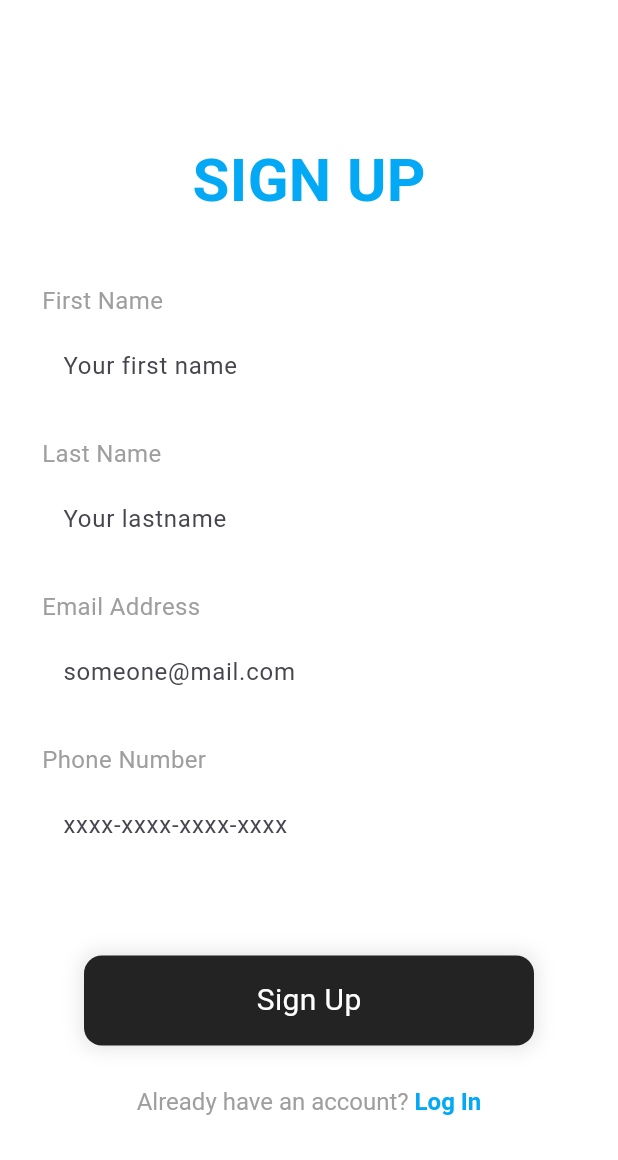
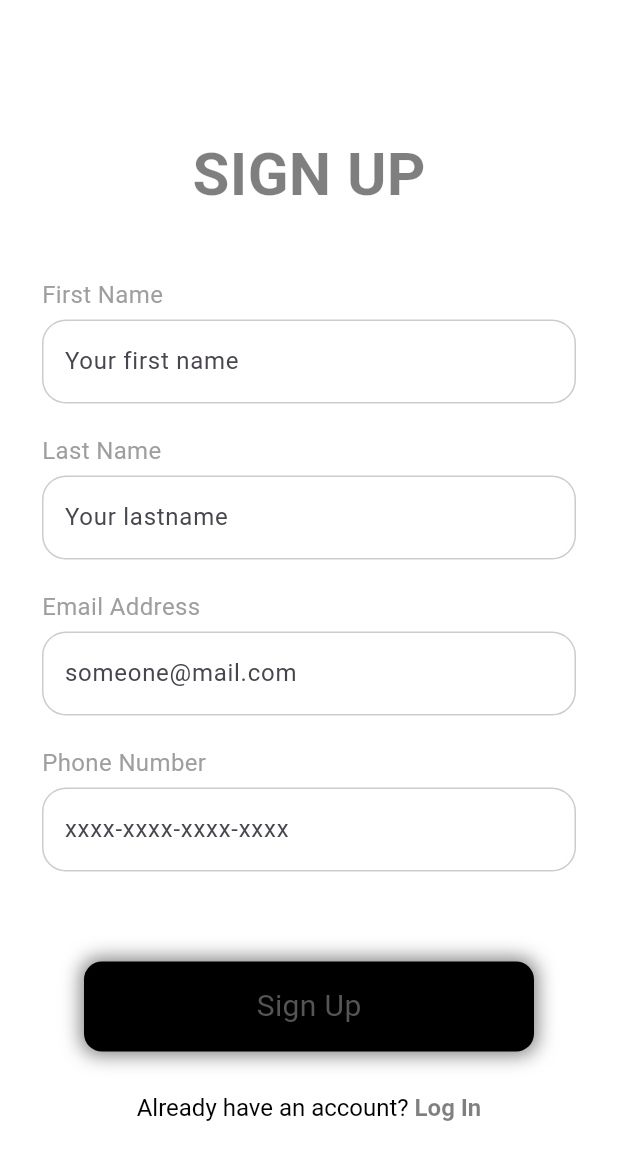
Before and after one commit to samfredd/sacuit-exchange, a Flutter app: the screen it shows after launch, after a tap on "Skip", after a tap on "Sign Up", on a phone screen of 412 x 824 dp. Shown: the top 1160 px of the screen. Run offline on Flutter 3.47's test engine with Material 3 defaults, Android fonts, the phone set to English and light mode, and no system bars; our stand-ins replace firebase_core, flutter_svg, glass_kit, google_fonts, google_nav_bar, smooth_page_indicator; accounts and stored records are empty; Roboto replaces fonts that are missing (Salsa).

Commit message:
New changes

```diff
--- a/lib/Theme/app_theme.dart
+++ b/lib/Theme/app_theme.dart
@@ -8,6 +8,7 @@ class AppThemes {
         Color.fromARGB(255, 155, 155, 155).withOpacity(0.5), // Accent color
     scaffoldBackgroundColor: Colors.white,
     primaryColorDark: Colors.black,
+
     // Secondary background color
 
     textTheme: GoogleFonts.salsaTextTheme(
--- a/lib/main.dart
+++ b/lib/main.dart
@@ -1,11 +1,15 @@
+import 'package:firebase_core/firebase_core.dart';
 import 'package:flutter/material.dart';
 import 'package:flutter/scheduler.dart';
 import 'package:flutter/services.dart';
 import 'package:sacuit_exchange/Theme/app_theme.dart';
+import 'package:sacuit_exchange/firebase_options.dart';
 import 'package:sacuit_exchange/pages/onbarding/onboarding.dart';
 import 'package:sacuit_exchange/resources/router.dart';
 
-void main() {
+void main() async {
+  WidgetsFlutterBinding.ensureInitialized;
+  await Firebase.initializeApp(options: DefaultFirebaseOptions.currentPlatform);
   runApp(const MainApp());
 }
 
--- a/lib/pages/authentication/signup_screen.dart
+++ b/lib/pages/authentication/signup_screen.dart
@@ -20,10 +20,11 @@ class SignUpScreen extends StatelessWidget {
                   const SizedBox(
                     height: 40,
                   ),
-                  const Text(
+                  Text(
                     "SIGN UP",
                     style: TextStyle(
-                        color: Colors.lightBlue,
+                        color:
+                            Theme.of(context).primaryColorDark.withOpacity(0.5),
                         fontSize: 40,
                         fontWeight: FontWeight.bold),
                   ),
@@ -69,7 +70,7 @@ class SignUpScreen extends StatelessWidget {
                   AppButton(
                     width: 300,
                     text: "Sign Up",
-                    color: Colors.lightBlue,
+                    color: Theme.of(context).primaryColor.withOpacity(0.5),
                     onPressed: () {
                       Navigator.pushNamed(context, Routes.signupScreen);
                     },
@@ -80,14 +81,18 @@ class SignUpScreen extends StatelessWidget {
                   RichText(
                     text: TextSpan(
                       children: [
-                        const TextSpan(
+                        TextSpan(
                           text: 'Already have an account? ',
-                          style: TextStyle(color: Colors.grey, fontSize: 16),
+                          style: TextStyle(
+                              color: Theme.of(context).primaryColorDark,
+                              fontSize: 16),
                         ),
                         TextSpan(
                           text: 'Log In',
-                          style: const TextStyle(
-                              color: Colors.lightBlue,
+                          style: TextStyle(
+                              color: Theme.of(context)
+                                  .primaryColorDark
+                                  .withOpacity(0.5),
                               fontSize: 16,
                               fontWeight: FontWeight.bold),
                           recognizer: TapGestureRecognizer()
--- a/lib/pages/home/home_page.dart
+++ b/lib/pages/home/home_page.dart
@@ -14,6 +14,7 @@ class HomePage extends StatelessWidget {
 
   void _showBottomSheet(BuildContext context, String action) {
     showModalBottomSheet(
+      backgroundColor: Theme.of(context).primaryColor,
       context: context,
       builder: (context) {
         switch (action) {
--- a/lib/pages/onbarding/onboarding.dart
+++ b/lib/pages/onbarding/onboarding.dart
@@ -66,12 +66,12 @@ class _OnboardingPageState extends State<OnboardingPage> {
                       duration: const Duration(milliseconds: 500),
                       curve: Curves.ease);
                 },
-                child: const Text(
+                child: Text(
                   "Skip",
                   style: TextStyle(
                     fontSize: 16,
                     fontWeight: FontWeight.bold,
-                    color: Color.fromARGB(255, 255, 255, 255),
+                    color: Theme.of(context).primaryColorDark.withOpacity(0.6),
                   ),
                 ),
               ),
@@ -90,12 +90,13 @@ class _OnboardingPageState extends State<OnboardingPage> {
                   SmoothPageIndicator(
                     controller: _pageController,
                     count: 3,
-                    effect: const ExpandingDotsEffect(
+                    effect: ExpandingDotsEffect(
                       dotHeight: 10,
                       dotWidth: 10,
                       spacing: 8.0,
-                      dotColor: Color.fromARGB(255, 255, 255, 255),
-                      activeDotColor: Color.fromARGB(255, 119, 0, 255),
+                      dotColor: Theme.of(context).primaryColorDark,
+                      activeDotColor:
+                          Theme.of(context).primaryColorDark.withOpacity(0.5),
                     ),
                     onDotClicked: (index) {},
                   ),
@@ -112,7 +113,7 @@ class _OnboardingPageState extends State<OnboardingPage> {
                   AppButton(
                     width: 300,
                     text: "Sign Up",
-                    color: Colors.lightBlue,
+                    color: Theme.of(context).primaryColorDark,
                     onPressed: () {
                       Navigator.pushNamed(context, Routes.signupScreen);
                     },
@@ -123,16 +124,16 @@ class _OnboardingPageState extends State<OnboardingPage> {
                   RichText(
                     text: TextSpan(
                       children: [
-                        const TextSpan(
+                        TextSpan(
                           text: 'Already have an account? ',
                           style: TextStyle(
-                              color: Color.fromARGB(255, 252, 252, 252),
+                              color: Theme.of(context).primaryColorDark,
                               fontSize: 16),
                         ),
                         TextSpan(
                           text: 'Log In',
-                          style: const TextStyle(
-                              color: Color.fromARGB(255, 197, 200, 202),
+                          style: TextStyle(
+                              color: Theme.of(context).primaryColorDark,
                               fontSize: 16,
                               fontWeight: FontWeight.bold),
                           recognizer: TapGestureRecognizer()
@@ -149,12 +150,13 @@ class _OnboardingPageState extends State<OnboardingPage> {
                   SmoothPageIndicator(
                     controller: _pageController,
                     count: 3,
-                    effect: const ExpandingDotsEffect(
+                    effect: ExpandingDotsEffect(
                       dotHeight: 10,
                       dotWidth: 10,
                       spacing: 8.0,
-                      dotColor: Color.fromARGB(255, 255, 255, 255),
-                      activeDotColor: Color.fromARGB(255, 119, 0, 255),
+                      dotColor: Theme.of(context).primaryColorDark,
+                      activeDotColor:
+                          Theme.of(context).primaryColorDark.withOpacity(0.5),
                     ),
                     onDotClicked: (index) {},
                   ),
--- a/lib/widgets/app_button.dart
+++ b/lib/widgets/app_button.dart
@@ -8,7 +8,7 @@ class AppButton extends StatelessWidget {
     this.icon,
     this.color = Colors.transparent,
     this.outlined = false,
-    this.textColor = Colors.white,
+    this.textColor,
     this.width,
   });
 
@@ -17,7 +17,7 @@ class AppButton extends StatelessWidget {
   final IconData? icon;
   final Color color;
   final bool outlined;
-  final Color textColor;
+  final Color? textColor;
   final double? width;
 
   @override
@@ -46,12 +46,13 @@ class AppButton extends StatelessWidget {
                 width: width,
                 decoration: BoxDecoration(
                   borderRadius: BorderRadius.circular(12.0),
-                  color: Color.fromARGB(255, 36, 35, 35),
+                  color: Theme.of(context).primaryColorDark,
                   // Slightly opaque base
                   boxShadow: [
                     // Optional for added depth
                     BoxShadow(
-                      color: Colors.black.withOpacity(0.1),
+                      color:
+                          Theme.of(context).primaryColorDark.withOpacity(0.5),
                       blurRadius: 10.0,
                       spreadRadius: 2.0,
                     )
--- a/lib/widgets/app_textfield.dart
+++ b/lib/widgets/app_textfield.dart
@@ -31,8 +31,10 @@ class AppTextfield extends StatelessWidget {
         const SizedBox(height: 5.0),
         Container(
           decoration: BoxDecoration(
-            borderRadius: BorderRadius.circular(16.0),
-          ),
+              borderRadius: BorderRadius.circular(16.0),
+              border: Border.all(
+                color: Theme.of(context).primaryColorDark.withOpacity(0.2),
+              )),
           child: TextField(
             controller: controller,
             obscureText: isPassword,
--- a/pubspec.yaml
+++ b/pubspec.yaml
@@ -16,6 +16,8 @@ dependencies:
   glass_kit: ^3.0.0
   google_fonts: ^6.2.1
   http: ^1.2.1
+  firebase_core: ^3.1.0
+  cloud_firestore: ^5.0.1
 
 dev_dependencies:
   flutter_test:
```
Also changed, not shown: lib/bottom sheets/buy_bottomsheet.dart (+36 -10 lines), lib/bottom sheets/sell_bootomsheet.dart (+5 -3 lines), lib/bottom sheets/swap_bottomsheet.dart (+5 -3 lines), lib/pages/authentication/login_screen.dart (+9 -8 lines), lib/pages/settings/about/about.dart (+25 -0 lines), lib/pages/settings/profile/profile.dart (+17 -4 lines), lib/pages/settings/settings.dart (+22 -6 lines), firebase.json (added), lib/firebase_options.dart (added), pubspec.lock, 6 other files.
